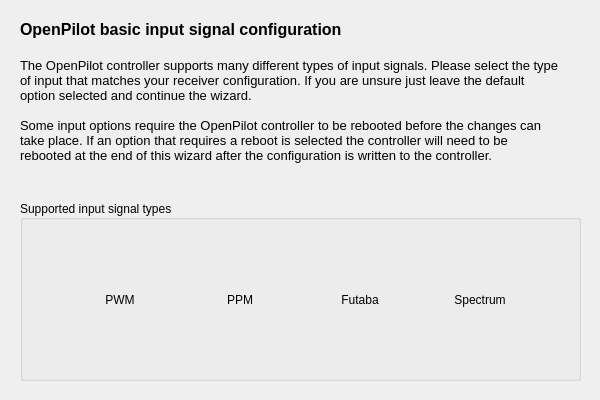
Old version of the form ground/openpilotgcs/src/plugins/setupwizard/pages/inputpage.ui in the repository openpilot/OpenPilot.
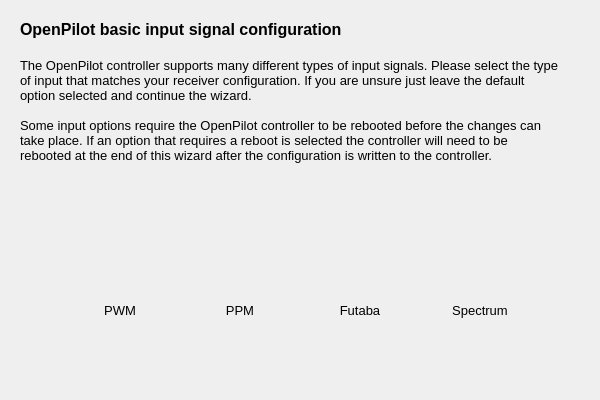
New version of the form. Icons and pictures are not drawn.

Commit message: OP-39 Added button for Radio Config Wizard. Cleaned up the GUI, removed all group boxes and aligned components on pages. Changed place of rapid and default esc buttons. Set the size of the wizard to a fix size. Updated some of the texts. Changed font sizes. Added resources. Started the connection diagram implementation.

Diff of the .ui file:
```diff
--- a/ground/openpilotgcs/src/plugins/setupwizard/pages/inputpage.ui
+++ b/ground/openpilotgcs/src/plugins/setupwizard/pages/inputpage.ui
@@ -40,36 +40,69 @@
     <bool>true</bool>
    </property>
   </widget>
-  <widget class="QGroupBox" name="groupBox">
+  <widget class="QToolButton" name="spectrumButton">
    <property name="geometry">
     <rect>
-     <x>20</x>
-     <y>200</y>
-     <width>561</width>
-     <height>181</height>
+     <x>430</x>
+     <y>250</y>
+     <width>100</width>
+     <height>120</height>
     </rect>
    </property>
-   <property name="sizePolicy">
-    <sizepolicy hsizetype="Preferred" vsizetype="Preferred">
-     <horstretch>0</horstretch>
-     <verstretch>0</verstretch>
-    </sizepolicy>
+   <property name="font">
+    <font>
+     <pointsize>10</pointsize>
+    </font>
    </property>
-   <property name="title">
-    <string>Supported input signal types</string>
+   <property name="toolTip">
+    <string>Airplane, Sloper, Jet</string>
    </property>
-   <property name="alignment">
-    <set>Qt::AlignLeading|Qt::AlignLeft|Qt::AlignVCenter</set>
+   <property name="styleSheet">
+    <string notr="true">QToolButton { border: none }</string>
    </property>
+   <property name="text">
+    <string>Spectrum</string>
+   </property>
+   <property name="icon">
+    <iconset resource="../wizardResources.qrc">
+     <normaloff>:/setupwizard/resources/bttn-sat-up.png</normaloff>
+     <normalon>:/setupwizard/resources/bttn-sat-down.png</normalon>
+     <activeoff>:/setupwizard/resources/bttn-sat-down.png</activeoff>
+     <activeon>:/setupwizard/resources/bttn-sat-down.png</activeon>:/setupwizard/resources/bttn-sat-up.png</iconset>
+   </property>
+   <property name="iconSize">
+    <size>
+     <width>100</width>
+     <height>100</height>
+    </size>
+   </property>
+   <property name="checkable">
+    <bool>true</bool>
+   </property>
+   <property name="autoExclusive">
+    <bool>true</bool>
+   </property>
+   <property name="toolButtonStyle">
+    <enum>Qt::ToolButtonTextUnderIcon</enum>
+   </property>
+   <property name="autoRaise">
+    <bool>true</bool>
+   </property>
+  </widget>
    <widget class="QToolButton" name="pwmButton">
     <property name="geometry">
      <rect>
-      <x>50</x>
-      <y>40</y>
+     <x>70</x>
+     <y>250</y>
       <width>100</width>
       <height>120</height>
      </rect>
     </property>
+   <property name="font">
+    <font>
+     <pointsize>10</pointsize>
+    </font>
+   </property>
     <property name="toolTip">
      <string>Tricopter, Quadcopter, Hexacopter, Octocopter</string>
     </property>
@@ -111,12 +144,17 @@
    <widget class="QToolButton" name="ppmButton">
     <property name="geometry">
      <rect>
-      <x>170</x>
-      <y>40</y>
+     <x>190</x>
+     <y>250</y>
       <width>100</width>
       <height>120</height>
      </rect>
     </property>
+   <property name="font">
+    <font>
+     <pointsize>10</pointsize>
+    </font>
+   </property>
     <property name="toolTip">
      <string>Airplane, Sloper, Jet</string>
     </property>
@@ -155,12 +193,17 @@
    <widget class="QToolButton" name="sbusButton">
     <property name="geometry">
      <rect>
-      <x>290</x>
-      <y>40</y>
+     <x>310</x>
+     <y>250</y>
       <width>100</width>
       <height>120</height>
      </rect>
     </property>
+   <property name="font">
+    <font>
+     <pointsize>10</pointsize>
+    </font>
+   </property>
     <property name="toolTip">
      <string>Airplane, Sloper, Jet</string>
     </property>
@@ -195,51 +238,6 @@
     <property name="autoRaise">
      <bool>true</bool>
     </property>
-   </widget>
-   <widget class="QToolButton" name="spectrumButton">
-    <property name="geometry">
-     <rect>
-      <x>410</x>
-      <y>40</y>
-      <width>100</width>
-      <height>120</height>
-     </rect>
-    </property>
-    <property name="toolTip">
-     <string>Airplane, Sloper, Jet</string>
-    </property>
-    <property name="styleSheet">
-     <string notr="true">QToolButton { border: none }</string>
-    </property>
-    <property name="text">
-     <string>Spectrum</string>
-    </property>
-    <property name="icon">
-     <iconset resource="../wizardResources.qrc">
-      <normaloff>:/setupwizard/resources/bttn-sat-up.png</normaloff>
-      <normalon>:/setupwizard/resources/bttn-sat-down.png</normalon>
-      <activeoff>:/setupwizard/resources/bttn-sat-down.png</activeoff>
-      <activeon>:/setupwizard/resources/bttn-sat-down.png</activeon>:/setupwizard/resources/bttn-sat-up.png</iconset>
-    </property>
-    <property name="iconSize">
-     <size>
-      <width>100</width>
-      <height>100</height>
-     </size>
-    </property>
-    <property name="checkable">
-     <bool>true</bool>
-    </property>
-    <property name="autoExclusive">
-     <bool>true</bool>
-    </property>
-    <property name="toolButtonStyle">
-     <enum>Qt::ToolButtonTextUnderIcon</enum>
-    </property>
-    <property name="autoRaise">
-     <bool>true</bool>
-    </property>
-   </widget>
   </widget>
  </widget>
  <resources>
```
Lines whose indentation alone changed are shown as unchanged. The commit also changes 17 other files.
